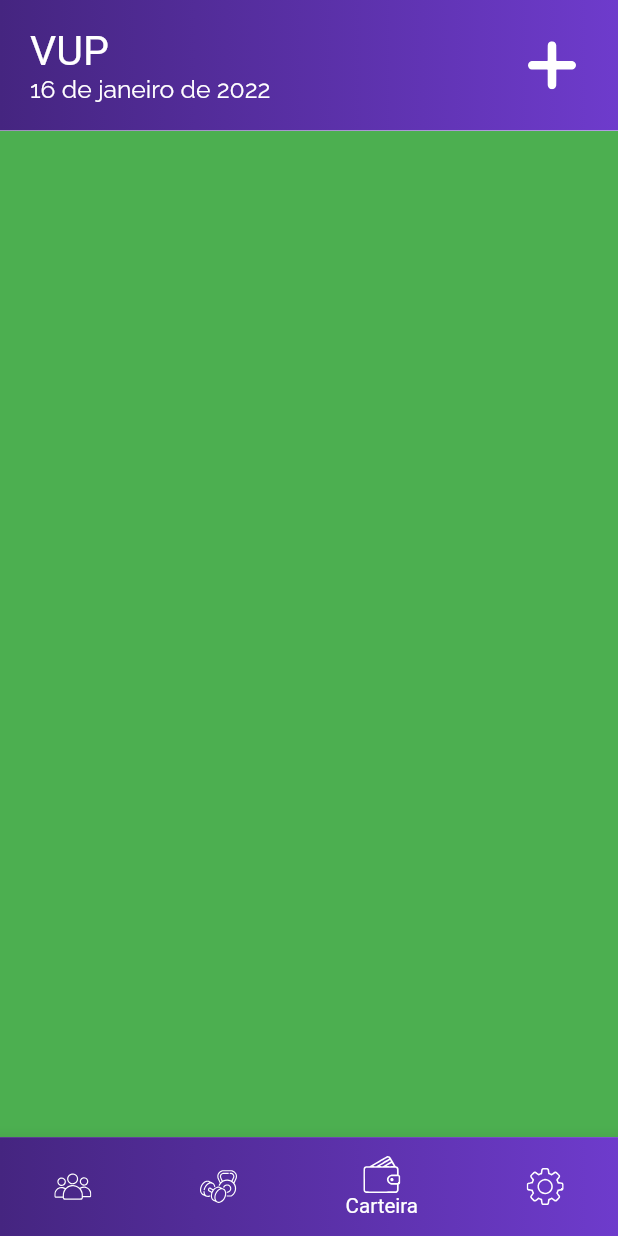
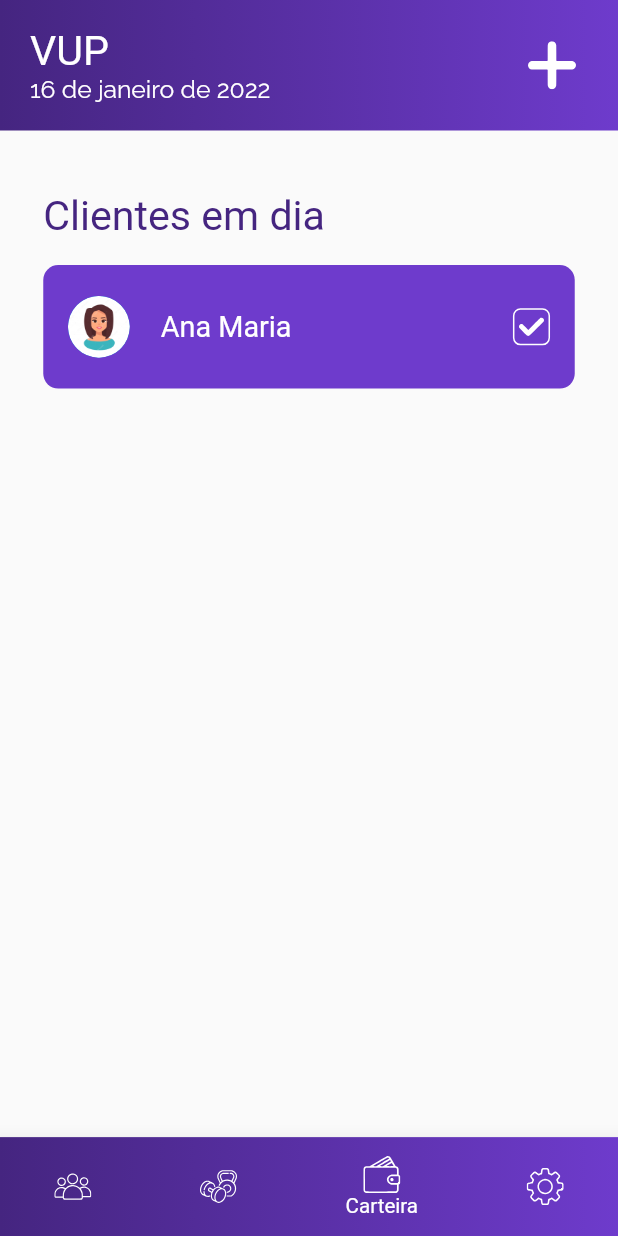
Before and after one commit to SamillyNunes/vup, a Flutter app: the screen it shows after launch, item 3 of the bottom bar chosen, on a phone screen of 412 x 824 dp. Run offline on Flutter 3.47's test engine with Material 2 defaults, Android fonts, the phone set to English and light mode, and no system bars; our stand-ins replace flutter_svg, google_fonts, sizer.

Commit message:
Wallet view added

```diff
--- a/lib/presentation/views/main_pages/main_pages_view.dart
+++ b/lib/presentation/views/main_pages/main_pages_view.dart
@@ -3,6 +3,7 @@ import 'package:vup/presentation/shared/widgets/bottom_menu/bottom_menu.dart';
 import 'package:vup/presentation/shared/widgets/custom_app_bar.dart';
 import 'package:vup/presentation/views/exercises/exercises_view.dart';
 import 'package:vup/presentation/views/home/home_view.dart';
+import 'package:vup/presentation/views/payments/wallet_view.dart';
 
 import 'main_pages_view_model.dart';
 
@@ -31,7 +32,7 @@ class _MainPagesViewState extends State<MainPagesView> {
         children: [
           const HomeView(),
           const ExercisesView(),
-          Container(color: Colors.green),
+          const WalletView(),
           Container(color: Colors.yellow),
         ],
       ),
--- /dev/null
+++ b/lib/presentation/views/payments/wallet_view.dart
@@ -0,0 +1,68 @@
+import 'package:flutter/material.dart';
+import 'package:sizer/sizer.dart';
+import 'package:vup/presentation/core/app_colors.dart';
+import 'package:vup/presentation/core/app_images.dart';
+import 'package:vup/presentation/core/app_text_styles.dart';
+import 'package:vup/presentation/shared/widgets/custom_toggle.dart';
+
+class WalletView extends StatelessWidget {
+  const WalletView({Key? key}) : super(key: key);
+
+  @override
+  Widget build(BuildContext context) {
+    return SingleChildScrollView(
+      child: Padding(
+        padding: EdgeInsets.symmetric(
+          horizontal: 7.w,
+        ),
+        child: Column(
+          crossAxisAlignment: CrossAxisAlignment.start,
+          children: [
+            SizedBox(height: 5.h),
+            Text(
+              "Clientes em dia",
+              style: AppTextStyles.largeTitleStyle.copyWith(
+                color: AppColors.purpleMain,
+              ),
+            ),
+            Padding(
+              padding: EdgeInsets.symmetric(
+                vertical: 2.h,
+              ),
+              child: Container(
+                height: 10.h,
+                width: 100.w,
+                decoration: BoxDecoration(
+                  borderRadius: BorderRadius.circular(10),
+                  color: AppColors.purplew300,
+                ),
+                padding: EdgeInsets.symmetric(horizontal: 4.w),
+                child: Row(
+                  children: [
+                    CircleAvatar(
+                      radius: 5.w,
+                      backgroundImage: const AssetImage(
+                        AppImages.girlAvatarPng,
+                      ),
+                    ),
+                    SizedBox(width: 5.w),
+                    Expanded(
+                      child: Text(
+                        "Ana Maria",
+                        style: AppTextStyles.smallBoldTitleStyle,
+                      ),
+                    ),
+                    CustomToggle(
+                      onTapped: () {},
+                      isEnabled: true,
+                    ),
+                  ],
+                ),
+              ),
+            ),
+          ],
+        ),
+      ),
+    );
+  }
+}
```
